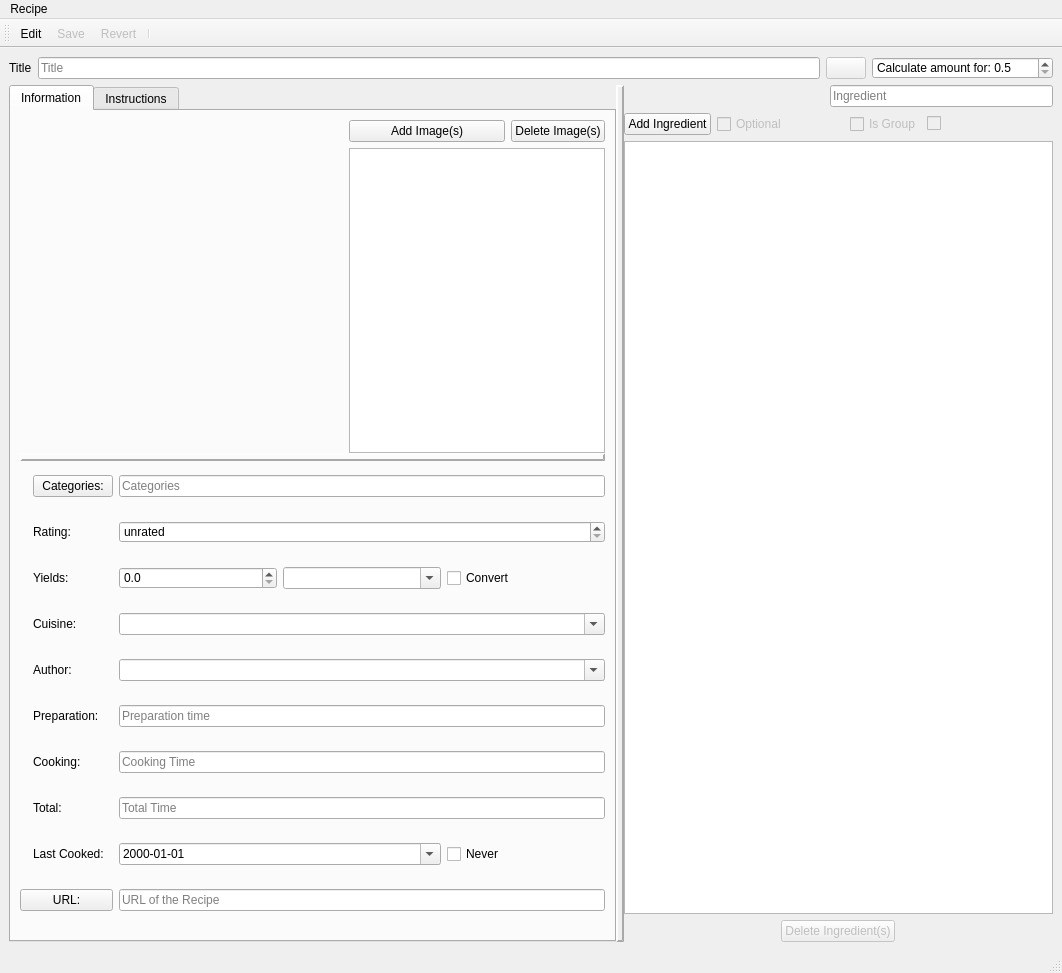
Before: the Qt Designer form src/qisit/qt/recipewindow/ui/recipe.ui in mnowiasz/qisit, drawn with Qt 5.
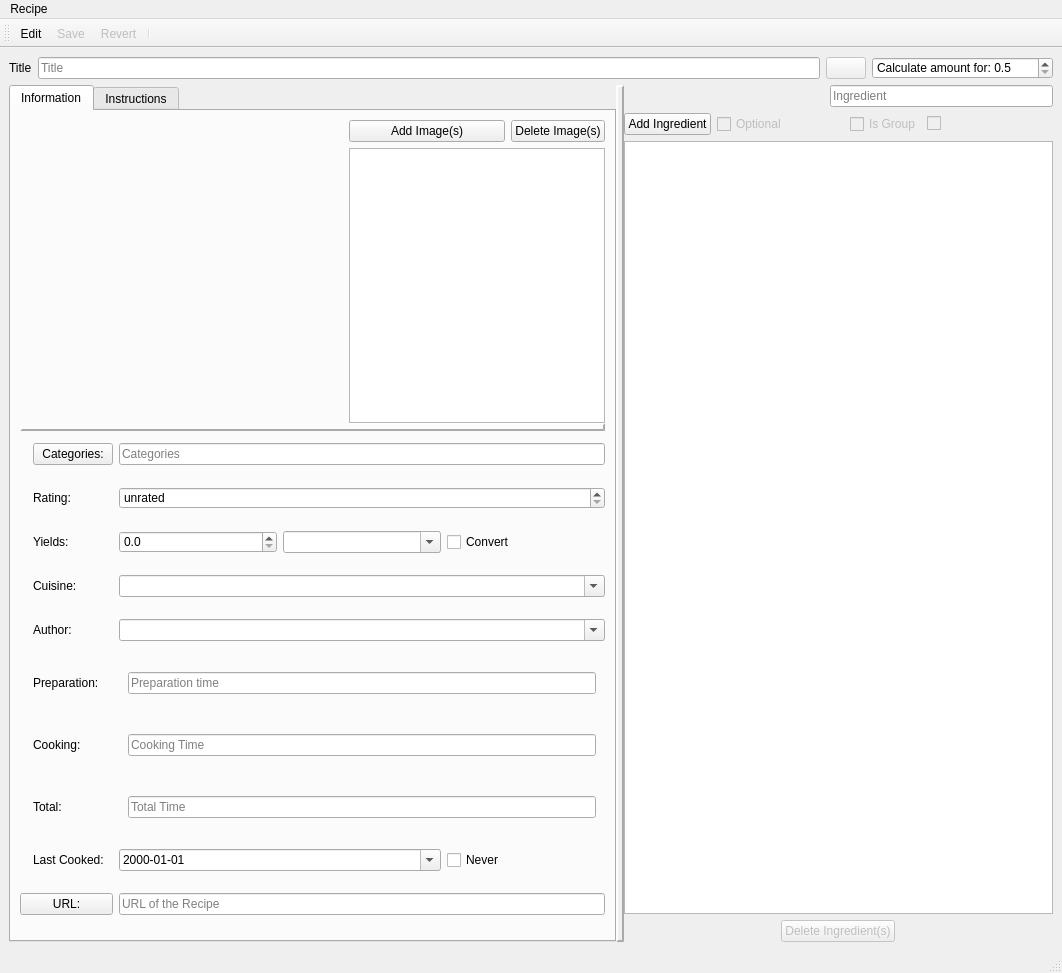
After: the same form once the commit is applied. Icons and pictures are not drawn. Custom widgets are drawn as their Qt base class.

Patch:
```diff
--- a/src/qisit/qt/recipewindow/ui/recipe.ui
+++ b/src/qisit/qt/recipewindow/ui/recipe.ui
@@ -313,25 +313,6 @@
                </property>
               </widget>
              </item>
-             <item row="6" column="2" colspan="3">
-              <widget class="QLineEdit" name="cookingTimeLineEdit">
-               <property name="enabled">
-                <bool>true</bool>
-               </property>
-               <property name="sizePolicy">
-                <sizepolicy hsizetype="Expanding" vsizetype="Fixed">
-                 <horstretch>5</horstretch>
-                 <verstretch>0</verstretch>
-                </sizepolicy>
-               </property>
-               <property name="readOnly">
-                <bool>false</bool>
-               </property>
-               <property name="placeholderText">
-                <string>Cooking Time</string>
-               </property>
-              </widget>
-             </item>
              <item row="2" column="2">
               <widget class="QDoubleSpinBox" name="yieldsDoubleSpinBox">
                <property name="enabled">
@@ -418,44 +399,6 @@
                </property>
               </widget>
              </item>
-             <item row="7" column="2" colspan="3">
-              <widget class="QLineEdit" name="totalTimeLineEdit">
-               <property name="enabled">
-                <bool>true</bool>
-               </property>
-               <property name="sizePolicy">
-                <sizepolicy hsizetype="Expanding" vsizetype="Fixed">
-                 <horstretch>5</horstretch>
-                 <verstretch>0</verstretch>
-                </sizepolicy>
-               </property>
-               <property name="readOnly">
-                <bool>false</bool>
-               </property>
-               <property name="placeholderText">
-                <string>Total Time</string>
-               </property>
-              </widget>
-             </item>
-             <item row="5" column="2" colspan="3">
-              <widget class="QLineEdit" name="preparationTimeLineEdit">
-               <property name="enabled">
-                <bool>true</bool>
-               </property>
-               <property name="sizePolicy">
-                <sizepolicy hsizetype="Expanding" vsizetype="Fixed">
-                 <horstretch>5</horstretch>
-                 <verstretch>0</verstretch>
-                </sizepolicy>
-               </property>
-               <property name="readOnly">
-                <bool>false</bool>
-               </property>
-               <property name="placeholderText">
-                <string>Preparation time</string>
-               </property>
-              </widget>
-             </item>
              <item row="2" column="4">
               <widget class="QCheckBox" name="convertYieldsCheckBox">
                <property name="text">
@@ -694,6 +637,135 @@
                </property>
               </widget>
              </item>
+             <item row="5" column="2" colspan="3">
+              <widget class="QStackedWidget" name="preparationStackedWidget">
+               <property name="sizePolicy">
+                <sizepolicy hsizetype="Preferred" vsizetype="Fixed">
+                 <horstretch>0</horstretch>
+                 <verstretch>0</verstretch>
+                </sizepolicy>
+               </property>
+               <property name="currentIndex">
+                <number>0</number>
+               </property>
+               <widget class="QWidget" name="page">
+                <layout class="QVBoxLayout" name="verticalLayout">
+                 <item>
+                  <widget class="QLineEdit" name="preparationTimeLineEdit">
+                   <property name="enabled">
+                    <bool>true</bool>
+                   </property>
+                   <property name="sizePolicy">
+                    <sizepolicy hsizetype="Expanding" vsizetype="Fixed">
+                     <horstretch>5</horstretch>
+                     <verstretch>0</verstretch>
+                    </sizepolicy>
+                   </property>
+                   <property name="readOnly">
+                    <bool>true</bool>
+                   </property>
+                   <property name="placeholderText">
+                    <string>Preparation time</string>
+                   </property>
+                  </widget>
+                 </item>
+                </layout>
+               </widget>
+               <widget class="QWidget" name="page_2">
+                <layout class="QVBoxLayout" name="verticalLayout_2">
+                 <item>
+                  <widget class="TimeEditor" name="preparationTimeEditor" native="true"/>
+                 </item>
+                </layout>
+               </widget>
+              </widget>
+             </item>
+             <item row="6" column="2" colspan="3">
+              <widget class="QStackedWidget" name="cookingStackedWidget">
+               <property name="sizePolicy">
+                <sizepolicy hsizetype="Preferred" vsizetype="Fixed">
+                 <horstretch>0</horstretch>
+                 <verstretch>0</verstretch>
+                </sizepolicy>
+               </property>
+               <property name="currentIndex">
+                <number>0</number>
+               </property>
+               <widget class="QWidget" name="page_3">
+                <layout class="QVBoxLayout" name="verticalLayout_13">
+                 <item>
+                  <widget class="QLineEdit" name="cookingTimeLineEdit">
+                   <property name="enabled">
+                    <bool>true</bool>
+                   </property>
+                   <property name="sizePolicy">
+                    <sizepolicy hsizetype="Expanding" vsizetype="Fixed">
+                     <horstretch>5</horstretch>
+                     <verstretch>0</verstretch>
+                    </sizepolicy>
+                   </property>
+                   <property name="readOnly">
+                    <bool>true</bool>
+                   </property>
+                   <property name="placeholderText">
+                    <string>Cooking Time</string>
+                   </property>
+                  </widget>
+                 </item>
+                </layout>
+               </widget>
+               <widget class="QWidget" name="page_4">
+                <layout class="QVBoxLayout" name="verticalLayout_14">
+                 <item>
+                  <widget class="TimeEditor" name="cookingTimeEditor" native="true"/>
+                 </item>
+                </layout>
+               </widget>
+              </widget>
+             </item>
+             <item row="7" column="2" colspan="3">
+              <widget class="QStackedWidget" name="totalTimeStackedWidget">
+               <property name="sizePolicy">
+                <sizepolicy hsizetype="Preferred" vsizetype="Fixed">
+                 <horstretch>0</horstretch>
+                 <verstretch>0</verstretch>
+                </sizepolicy>
+               </property>
+               <property name="currentIndex">
+                <number>0</number>
+               </property>
+               <widget class="QWidget" name="page_5">
+                <layout class="QVBoxLayout" name="verticalLayout_15">
+                 <item>
+                  <widget class="QLineEdit" name="totalTimeLineEdit">
+                   <property name="enabled">
+                    <bool>true</bool>
+                   </property>
+                   <property name="sizePolicy">
+                    <sizepolicy hsizetype="Expanding" vsizetype="Fixed">
+                     <horstretch>5</horstretch>
+                     <verstretch>0</verstretch>
+                    </sizepolicy>
+                   </property>
+                   <property name="readOnly">
+                    <bool>true</bool>
+                   </property>
+                   <property name="placeholderText">
+                    <string>Total Time</string>
+                   </property>
+                  </widget>
+                 </item>
+                </layout>
+               </widget>
+               <widget class="QWidget" name="page_6">
+                <layout class="QVBoxLayout" name="verticalLayout_16">
+                 <item>
+                  <widget class="TimeEditor" name="totalTimeEditor" native="true"/>
+                 </item>
+                </layout>
+               </widget>
+              </widget>
+             </item>
             </layout>
            </widget>
           </widget>
@@ -1144,6 +1216,12 @@
    <extends>QTreeView</extends>
    <header>qisit.qt.recipewindow/draggingtreeview</header>
   </customwidget>
+  <customwidget>
+   <class>TimeEditor</class>
+   <extends>QWidget</extends>
+   <header>qisit.qt.recipewindow/timeeditor</header>
+   <container>1</container>
+  </customwidget>
  </customwidgets>
  <tabstops>
   <tabstop>recipeTitleLineEdit</tabstop>
```
Left out of the diff: 5 changed lines with no effect on the pictures.
